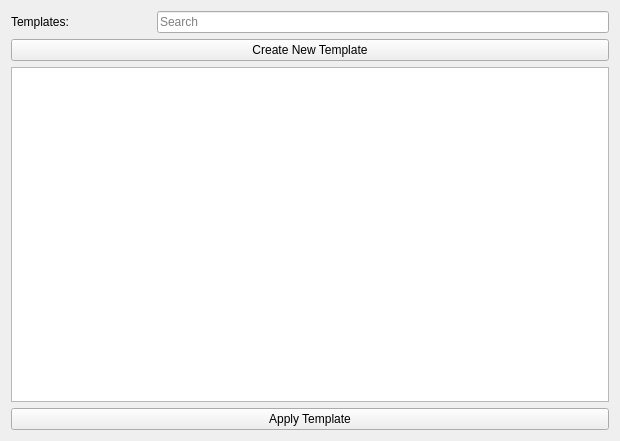
Before: the Qt Designer form ui_files/Template_finder.ui in nogasgofast/Adventure_Wrench, drawn with Qt 5.
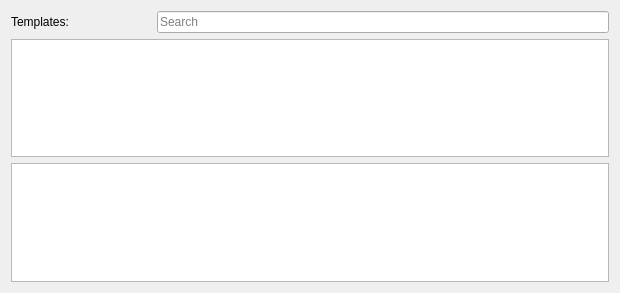
After: the same form once the commit is applied.

Commit message: milestone, first template sub-pages complete

What changed in the file:
```diff
--- a/ui_files/Template_finder.ui
+++ b/ui_files/Template_finder.ui
@@ -10,7 +10,7 @@
     <x>0</x>
     <y>0</y>
     <width>620</width>
-    <height>441</height>
+    <height>293</height>
    </rect>
   </property>
   <property name="windowTitle">
@@ -55,13 +55,6 @@
        </item>
       </layout>
      </item>
-     <item>
-      <widget class="QPushButton" name="pushButton">
-       <property name="text">
-        <string>Create New Template</string>
-       </property>
-      </widget>
-     </item>
      <item>
       <widget class="QListWidget" name="listWidget_catagory">
        <property name="selectionMode">
@@ -70,11 +63,7 @@
       </widget>
      </item>
      <item>
-      <widget class="QPushButton" name="pushButton_create_example">
-       <property name="text">
-        <string>Apply Template</string>
-       </property>
-      </widget>
+      <widget class="QListWidget" name="listWidget"/>
      </item>
     </layout>
    </item>
```
The commit also changes 41 other files.
